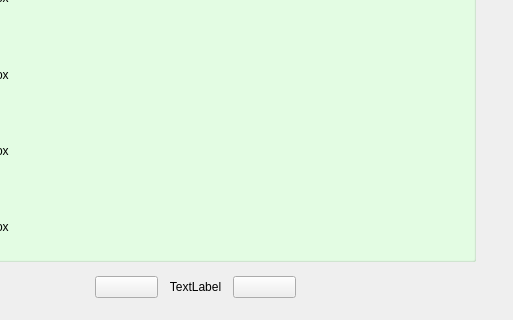
First picture: the form in collectsentences.ui, repository theArcticOcean/enVocabulary, before the edit; both pictures show x 105 to 618 and y 249 to 569 of the 618 by 569 pixel window.
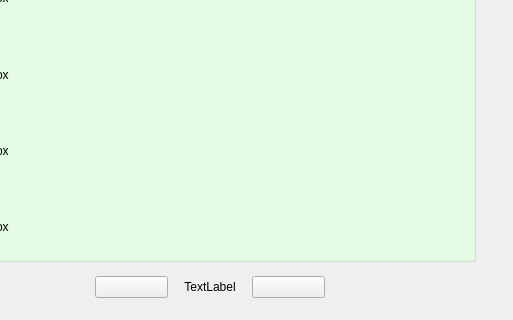
Second picture: the form after the edit.

What changed in the file:
```diff
--- a/collectsentences.ui
+++ b/collectsentences.ui
@@ -186,7 +186,7 @@
     <rect>
      <x>200</x>
      <y>520</y>
-     <width>201</width>
+     <width>230</width>
      <height>32</height>
     </rect>
    </property>
```
Left out of the diff: 5 changed lines with no effect on the pictures.
